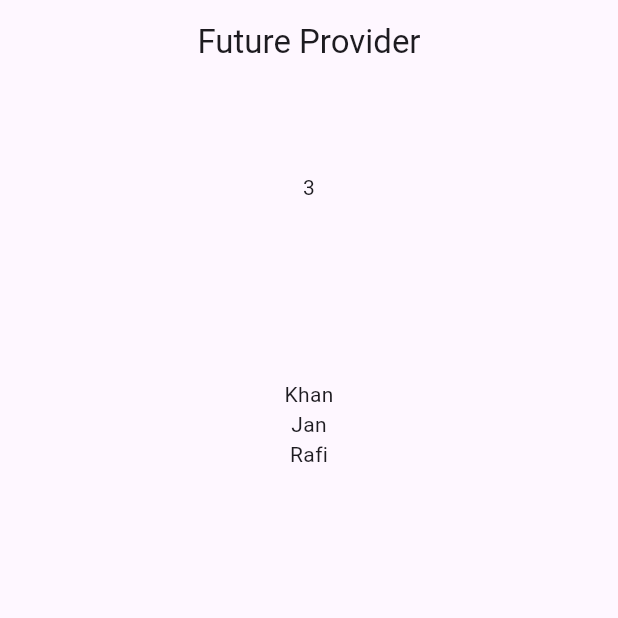
After one commit to rafiullahkhaleel/Riverpod, a Flutter app: the screen it shows after launch, on a phone screen of 412 x 824 dp, the top half of it. The commit adds this screen. Run offline on Flutter 3.47's test engine with Material 3 defaults, Android fonts, the phone set to English and light mode, and no system bars; our stand-ins replace flutter_riverpod.

Commit message:
add future provider

```diff
--- /dev/null
+++ b/lib/future_provider/future_provider.dart
@@ -0,0 +1,16 @@
+import 'package:flutter_riverpod/flutter_riverpod.dart';
+
+final futureProvider = FutureProvider<FutureMultiState>((ref)async{
+  await Future.delayed(Duration(seconds: 3));
+  return FutureMultiState(count: 3, name: ['Khan','Jan','Rafi']);
+});
+
+
+
+class FutureMultiState{
+  final int count;
+  final List<String> name;
+
+  FutureMultiState({required this.count, required this.name});
+
+}
--- /dev/null
+++ b/lib/future_provider/future_screen.dart
@@ -0,0 +1,42 @@
+import 'package:flutter/material.dart';
+import 'package:flutter_riverpod/flutter_riverpod.dart';
+import 'package:riverpod_project/future_provider/future_provider.dart';
+
+class FutureScreen extends ConsumerWidget {
+  const FutureScreen({super.key});
+
+  @override
+  Widget build(BuildContext context, WidgetRef ref) {
+    final provider = ref.watch(futureProvider);
+    return Scaffold(
+      appBar: AppBar(title: Text('Future Provider'),centerTitle: true,),
+      body: Center(
+        child: Column(
+          mainAxisAlignment: MainAxisAlignment.spaceAround,
+          children: [
+            provider.when(
+              data: (value) => Flexible(child: Text(value.count.toString())),
+              error: (error, trace) => Text(error.toString()),
+              loading: () => CircularProgressIndicator(),
+            ),
+            provider.when(
+              data:
+                  (value) => Flexible(
+                    flex: 2,
+                    child: ListView.builder(
+                      itemCount: value.name.length,
+                      itemBuilder: (context, index) {
+                        final data = value.name[index];
+                        return Center(child: Text(data));
+                      },
+                    ),
+                  ),
+              error: (error, trace) => Text(error.toString()),
+              loading: () => CircularProgressIndicator(),
+            ),
+          ],
+        ),
+      ),
+    );
+  }
+}
--- a/lib/main.dart
+++ b/lib/main.dart
@@ -1,6 +1,7 @@
 import 'package:flutter/material.dart';
 import 'package:flutter_riverpod/flutter_riverpod.dart';
 import 'package:riverpod_project/favourite_app/favourite_screen.dart';
+import 'package:riverpod_project/future_provider/future_screen.dart';
 
 void main() {
   runApp(const MyApp());
@@ -17,7 +18,7 @@ class MyApp extends StatelessWidget {
         theme: ThemeData(
           colorScheme: ColorScheme.fromSeed(seedColor: Colors.deepPurple),
         ),
-        home: const FavouriteScreen(),
+        home: const FutureScreen(),
       ),
     );
   }
```
